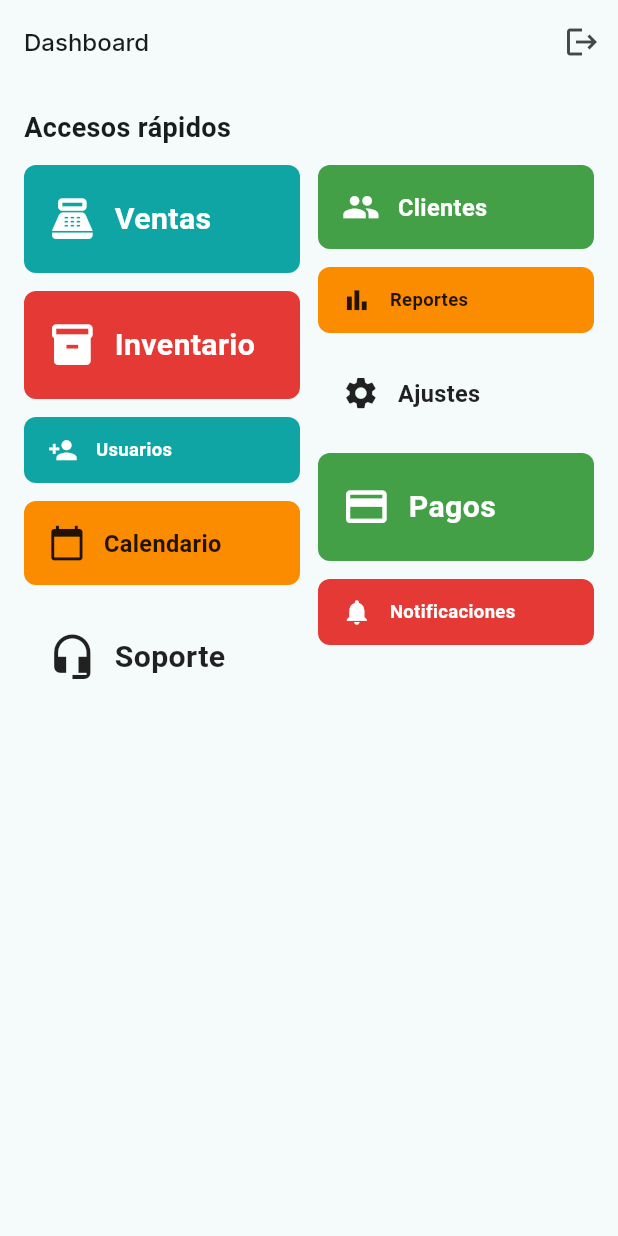
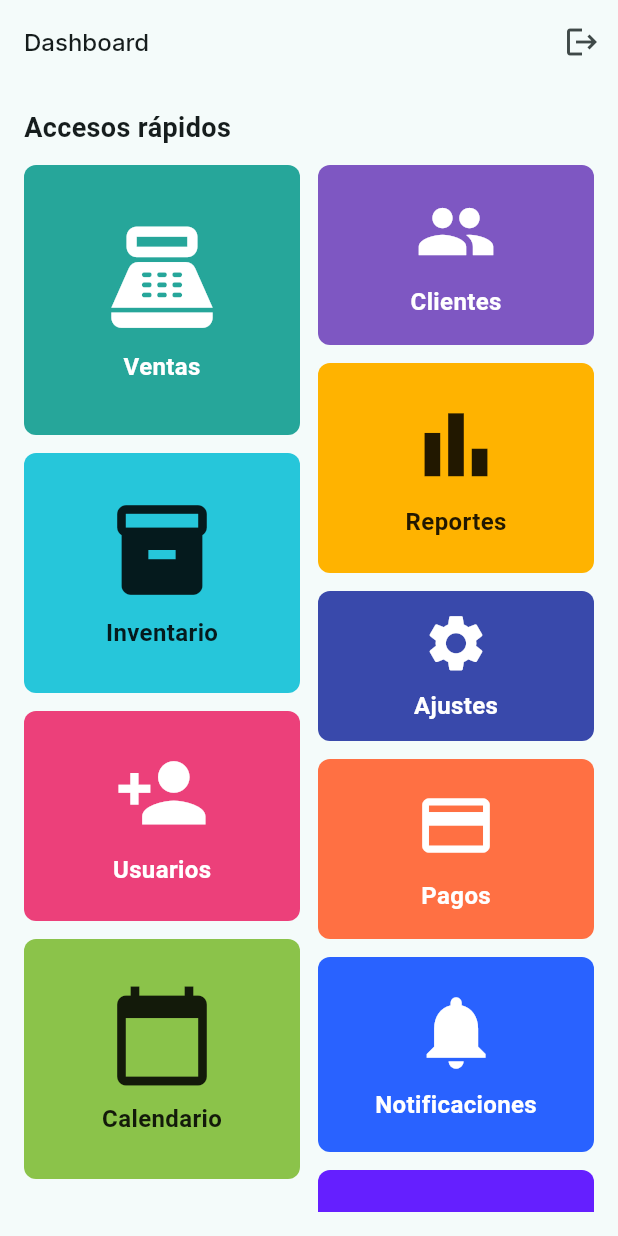
Before and after one commit to Marequena/agilapp, a Flutter app: the DashboardPage screen opened by its route, on a phone screen of 412 x 824 dp. Run offline on Flutter 3.47's test engine with Material 3 defaults, Android fonts, the phone set to English and light mode, and no system bars; our stand-ins replace dio, flutter_secure_storage, google_fonts; accounts and stored records are empty.

Commit message:
feat(ui): metro tiles gallery - large vibrant tiles like Windows Metro

```diff
--- /dev/null
+++ b/lib/core/widgets/metro_tile.dart
@@ -0,0 +1,44 @@
+import 'package:flutter/material.dart';
+
+class MetroTile extends StatelessWidget {
+  final String label;
+  final IconData icon;
+  final Color color;
+  final double height;
+  final VoidCallback? onTap;
+
+  const MetroTile({
+    Key? key,
+    required this.label,
+    required this.icon,
+    required this.color,
+    this.height = 140,
+    this.onTap,
+  }) : super(key: key);
+
+  @override
+  Widget build(BuildContext context) {
+    final fg = ThemeData.estimateBrightnessForColor(color) == Brightness.dark ? Colors.white : Colors.black87;
+    return Material(
+      color: color,
+      borderRadius: BorderRadius.circular(8),
+      child: InkWell(
+        borderRadius: BorderRadius.circular(8),
+        onTap: onTap,
+        child: Container(
+          height: height,
+          padding: const EdgeInsets.all(12),
+          child: Column(
+            mainAxisAlignment: MainAxisAlignment.center,
+            crossAxisAlignment: CrossAxisAlignment.center,
+            children: [
+              Icon(icon, color: fg, size: height * 0.45),
+              const SizedBox(height: 8),
+              Text(label, style: TextStyle(color: fg, fontSize: 16, fontWeight: FontWeight.w600)),
+            ],
+          ),
+        ),
+      ),
+    );
+  }
+}
--- a/lib/core/widgets/widgets.dart
+++ b/lib/core/widgets/widgets.dart
@@ -2,3 +2,4 @@
 export 'app_input.dart';
 export 'app_card.dart';
 export 'metro_button.dart';
+export 'metro_tile.dart';
--- a/lib/presentation/pages/dashboard_page.dart
+++ b/lib/presentation/pages/dashboard_page.dart
@@ -1,7 +1,7 @@
 import 'package:flutter/material.dart';
 import 'package:provider/provider.dart';
 import '../../presentation/controllers/auth_controller.dart';
-import '../../core/widgets/metro_button.dart';
+import '../../core/widgets/widgets.dart';
 import 'package:flutter_staggered_grid_view/flutter_staggered_grid_view.dart';
 
 class DashboardPage extends StatelessWidget {
@@ -43,31 +43,36 @@
               crossAxisSpacing: 12,
               itemCount: 10,
               itemBuilder: (context, index) {
-                // define varied sizes and variants for visual variety
-                final variants = [
-                  MetroVariant.primary,
-                  MetroVariant.success,
-                  MetroVariant.warning,
-                  MetroVariant.danger,
-                  MetroVariant.neutral,
-                ];
-                final sizes = [MetroSize.large, MetroSize.medium, MetroSize.small];
-                final v = variants[index % variants.length];
-                final s = sizes[index % sizes.length];
                 final labels = ['Ventas', 'Clientes', 'Reportes', 'Inventario', 'Ajustes', 'Usuarios', 'Pagos', 'Calendario', 'Notificaciones', 'Soporte'];
                 final icons = [
                   Icons.point_of_sale,
                   Icons.people,
-                  Icons.bar_chart, // reportes
-                  Icons.inventory, // inventario
+                  Icons.bar_chart,
+                  Icons.inventory,
                   Icons.settings,
-                  Icons.person_add, // usuarios
-                  Icons.payment, // pagos
-                  Icons.calendar_today, // calendario
-                  Icons.notifications, // notificaciones
-                  Icons.headset_mic, // soporte
+                  Icons.person_add,
+                  Icons.payment,
+                  Icons.calendar_today,
+                  Icons.notifications,
+                  Icons.headset_mic,
                 ];
-                return MetroButton(label: labels[index], icon: icons[index], variant: v, size: s, fullWidth: true, onPressed: () {});
+                final colors = [
+                  Colors.teal.shade400,
+                  Colors.deepPurple.shade400,
+                  Colors.amber.shade600,
+                  Colors.cyan.shade400,
+                  Colors.indigo.shade600,
+                  Colors.pink.shade400,
+                  Colors.deepOrange.shade400,
+                  Colors.lightGreen.shade500,
+                  Colors.blueAccent.shade700,
+                  Colors.deepPurpleAccent.shade400,
+                ];
+
+                // varied heights to mimic Metro live tile sizes
+                final heights = [180.0, 120.0, 140.0, 160.0, 100.0, 140.0, 120.0, 160.0, 130.0, 150.0];
+
+                return MetroTile(label: labels[index], icon: icons[index], color: colors[index], height: heights[index], onTap: () {});
               },
             ),
           ),
```
